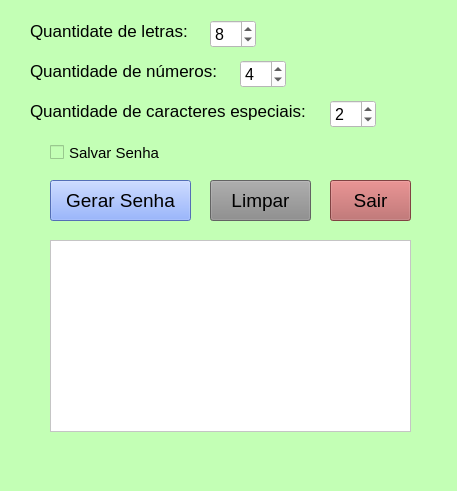
Above: ui/form.ui from sandenbergmelo/gerador-de-senhas-python before the change. Below: the same form after it.
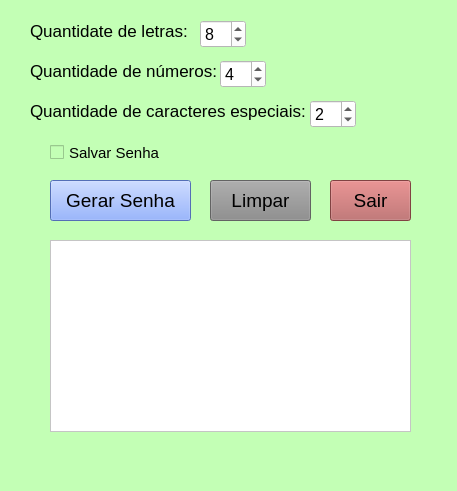
That is the form after the change.

Commit message: Pequenas melhorias no design e no código

```diff
--- a/ui/form.ui
+++ b/ui/form.ui
@@ -98,7 +98,7 @@
    <widget class="QSpinBox" name="spinLetras">
     <property name="geometry">
      <rect>
-      <x>210</x>
+      <x>200</x>
       <y>20</y>
       <width>46</width>
       <height>28</height>
@@ -122,7 +122,7 @@
    <widget class="QSpinBox" name="spinNumeros">
     <property name="geometry">
      <rect>
-      <x>240</x>
+      <x>220</x>
       <y>60</y>
       <width>46</width>
       <height>28</height>
@@ -146,7 +146,7 @@
    <widget class="QSpinBox" name="spinCaracteres">
     <property name="geometry">
      <rect>
-      <x>330</x>
+      <x>310</x>
       <y>100</y>
       <width>46</width>
       <height>28</height>
```
Left out of the diff: 2 changed lines with no effect on the pictures. The commit also changes 1 other file.
